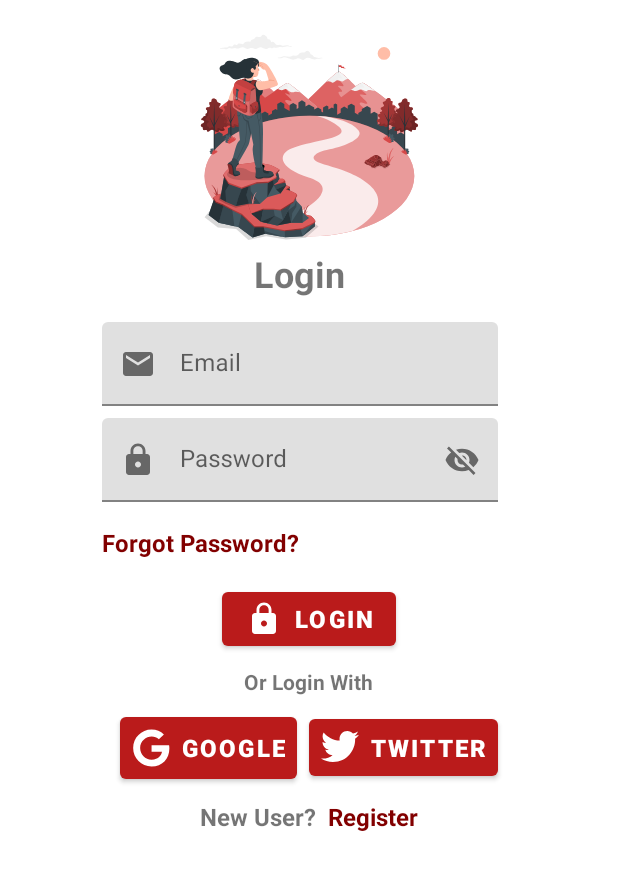
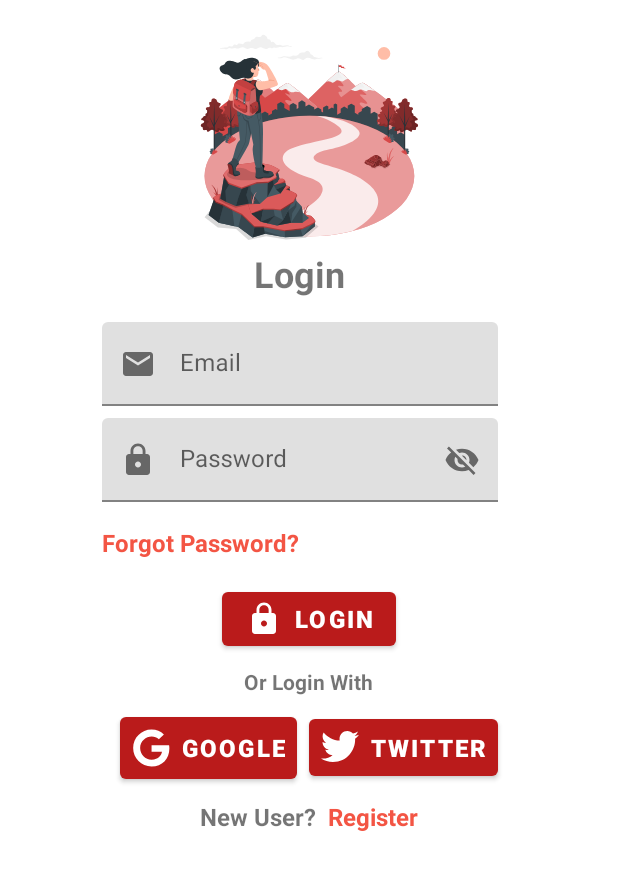
Before and after one commit to itSubeDibesh/JourneyJournal, an Android app: the screen it shows after launch (AuthenticationActivity), after a tap on "LOGIN", on a phone screen of 412 x 824 dp, the part 97-987 px from its top. Run offline under Robolectric (Android 15) with nearby library versions, the phone set to English and light mode, and no system bars.

Commit message:
App Redirect Ui Textview Color Changed to primaryLightColor

```diff
--- a/app/src/main/res/layout/fragment_forgot_password.xml
+++ b/app/src/main/res/layout/fragment_forgot_password.xml
@@ -112,7 +112,7 @@
                     android:clickable="true"
                     android:focusable="true"
                     android:text="@string/page_login"
-                    android:textColor="@color/primaryDarkColor"
+                    android:textColor="@color/primaryLightColor"
                     android:textSize="@dimen/sp_medium"
                     android:textStyle="bold" />
 
--- a/app/src/main/res/layout/fragment_login.xml
+++ b/app/src/main/res/layout/fragment_login.xml
@@ -95,7 +95,7 @@
                 android:clickable="true"
                 android:focusable="true"
                 android:text="@string/page_forgot_password"
-                android:textColor="@color/primaryDarkColor"
+                android:textColor="@color/primaryLightColor"
                 android:textSize="@dimen/sp_medium"
                 android:textStyle="bold" />
 
@@ -183,7 +183,7 @@
                 android:clickable="true"
                 android:focusable="true"
                 android:text="@string/page_register"
-                android:textColor="@color/primaryDarkColor"
+                android:textColor="@color/primaryLightColor"
                 android:textSize="@dimen/sp_medium"
                 android:textStyle="bold"
                 tools:ignore="TouchTargetSizeCheck" />
--- a/app/src/main/res/layout/fragment_register.xml
+++ b/app/src/main/res/layout/fragment_register.xml
@@ -155,7 +155,7 @@
                     android:clickable="true"
                     android:focusable="true"
                     android:text="@string/page_login"
-                    android:textColor="@color/primaryDarkColor"
+                    android:textColor="@color/primaryLightColor"
                     android:textSize="@dimen/sp_medium"
                     android:textStyle="bold" />
 
```
